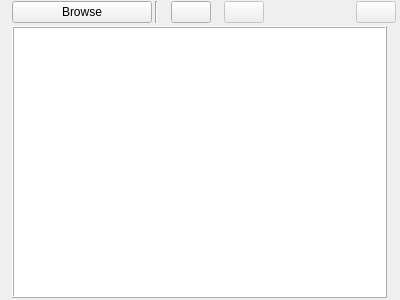
Qt form ui/home_view.ui (zkovari/plotlyst) before a commit.
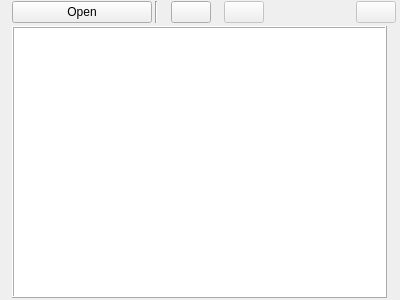
The same form after that commit.

Commit message: Rename Browse button to Open, closes #407

Patch:
```diff
--- a/ui/home_view.ui
+++ b/ui/home_view.ui
@@ -59,7 +59,7 @@
          <cursorShape>PointingHandCursor</cursorShape>
         </property>
         <property name="text">
-         <string>Browse</string>
+         <string>Open</string>
         </property>
         <property name="highlighted" stdset="0">
          <bool>true</bool>
```
Left out of the diff: 12 changed lines with no effect on the pictures.
